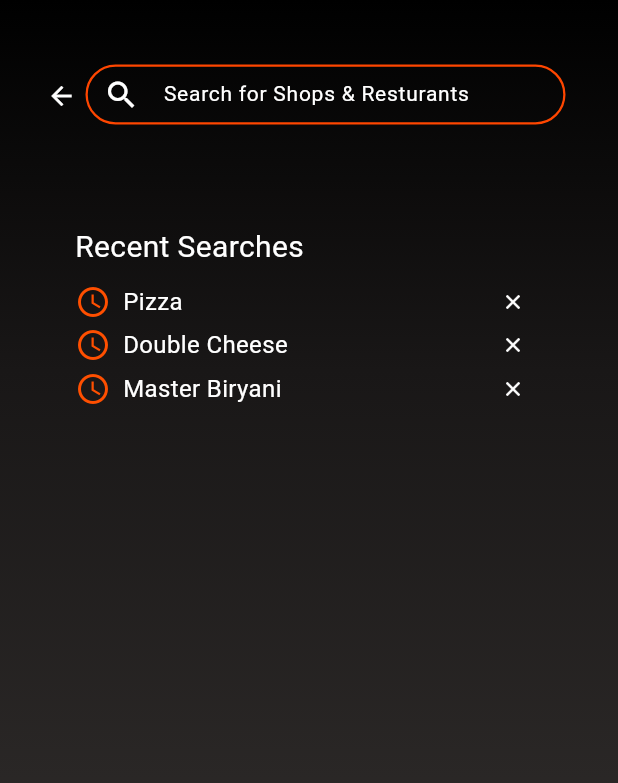
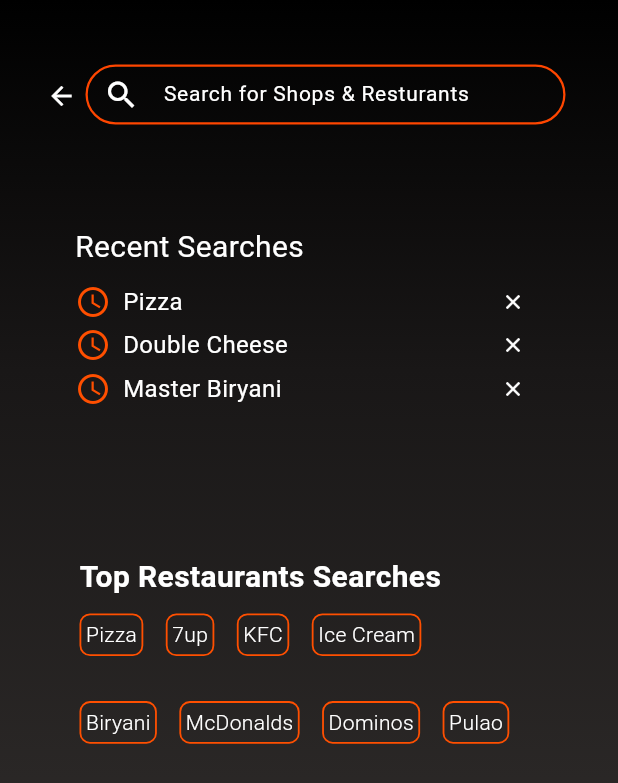
Before and after one commit to AbdullahUsman07/Flutter-Internship, a Flutter app: the SearchPage screen opened directly, on a phone screen of 412 x 824 dp. Shown: the top 783 px of the screen. Run offline on Flutter 3.47's test engine with Material 3 defaults, Android fonts, the phone set to English and light mode, and no system bars; our stand-ins replace google_fonts.

Commit message:
feat: search page completed & drawer widget added

```diff
--- a/day_3/lib/main.dart
+++ b/day_3/lib/main.dart
@@ -2,8 +2,9 @@
 
 
 
+
+import 'package:day_3/pages/home_page.dart';
 import 'package:day_3/pages/ladning_page.dart';
-import 'package:day_3/pages/search_page.dart';
 import 'package:flutter/material.dart';
 
 void main(){
--- a/day_3/lib/pages/search_page.dart
+++ b/day_3/lib/pages/search_page.dart
@@ -19,12 +19,16 @@ class SearchPage extends StatelessWidget {
               onPressed: () {
                 Navigator.pop(context);
               },
-              icon: Icon(Icons.arrow_back_sharp,color: Colors.white, size: 20), ),
+              icon: Icon(Icons.arrow_back_sharp, color: Colors.white, size: 20),
+            ),
           ),
           Positioned(
             top: 43,
             left: 57,
-            child: CustomSearchBar(searchController: _searchController, color: Color.fromRGBO(255, 70, 0, 1),),
+            child: CustomSearchBar(
+              searchController: _searchController,
+              color: Color.fromRGBO(255, 70, 0, 1),
+            ),
           ),
           Positioned(
             top: 150,
@@ -36,40 +40,100 @@ class SearchPage extends StatelessWidget {
                 mainAxisAlignment: MainAxisAlignment.start,
                 crossAxisAlignment: CrossAxisAlignment.start,
                 children: [
-                  Text('Recent Searches', style: TextStyle(color: Colors.white, fontSize: 20)),
+                  Text(
+                    'Recent Searches',
+                    style: TextStyle(color: Colors.white, fontSize: 20),
+                  ),
                   const SizedBox(height: 10),
                   RecentSearch(title: 'Pizza'),
                   const SizedBox(height: 5),
                   RecentSearch(title: 'Double Cheese'),
                   const SizedBox(height: 5),
                   RecentSearch(title: 'Master Biryani'),
-
                 ],
               ),
-            ))
+            ),
+          ),
+          Positioned(
+            top: 370,
+            left: 53,
+            child: Container(
+              height: 170,
+              width: 320,
+              //color: Colors.yellow,
+              child: Column(
+                mainAxisAlignment: MainAxisAlignment.start,
+                crossAxisAlignment: CrossAxisAlignment.start,
+                children: [
+                  Text(
+                    'Top Restaurants Searches',
+                    style: TextStyle(fontSize: 20, fontWeight: FontWeight.w600, color: Colors.white),
+                  ),
+                  const SizedBox(height: 10,),
+                  Row(
+                    children: [
+                      topRestaurantName(name: 'Pizza'),
+                      const SizedBox(width: 15,),
+                      topRestaurantName(name: '7up'),
+                      const SizedBox(width: 15,),
+                      topRestaurantName(name: 'KFC'),
+                      const SizedBox(width: 15,),
+                      topRestaurantName(name: 'Ice Cream'),
+                    ],
+                  ),
+                  const SizedBox(height: 30,),
+                  Row(
+                    children: [
+                      topRestaurantName(name: 'Biryani'),
+                      const SizedBox(width: 15,),
+                      topRestaurantName(name: 'McDonalds'),
+                      const SizedBox(width: 15,),
+                      topRestaurantName(name: 'Dominos'),
+                      const SizedBox(width: 15,),
+                      topRestaurantName(name: 'Pulao'),
+                    ],
+                  ),
+                ],
+              ),
+            ),
+          ),
         ],
       ),
     );
   }
+
+  Container topRestaurantName({String? name}) {
+    return Container(
+                      padding: EdgeInsets.all(3),
+                      decoration: BoxDecoration(
+                        borderRadius: BorderRadius.circular(7),
+                        border: Border.all(color: Color.fromRGBO(255, 79, 0, 1), width: 1.2),
+                        color: Colors.transparent
+                      ),
+                      child: Text(name ?? '', style: TextStyle(color: Colors.white, fontSize: 14, fontWeight: FontWeight.w300)),
+                    );
+  }
 }
 
 class RecentSearch extends StatelessWidget {
-  const RecentSearch({
-    super.key,
-    required this.title,
-  });
+  const RecentSearch({super.key, required this.title});
 
   final String title;
 
   @override
   Widget build(BuildContext context) {
-    return Row(children: [
-      Icon(Icons.access_time_outlined, color: Color.fromRGBO(255, 79, 0, 1)),
-      SizedBox(width: 8),
-      Expanded(
-        child: Text(title, style: TextStyle(color: Colors.white, fontSize: 16)),
-      ),
-      Icon(Icons.close, color: Colors.white, size: 16),
-    ],);
+    return Row(
+      children: [
+        Icon(Icons.access_time_outlined, color: Color.fromRGBO(255, 79, 0, 1)),
+        SizedBox(width: 8),
+        Expanded(
+          child: Text(
+            title,
+            style: TextStyle(color: Colors.white, fontSize: 16),
+          ),
+        ),
+        Icon(Icons.close, color: Colors.white, size: 16),
+      ],
+    );
   }
 }
```
Also changed, not shown: day_3/lib/pages/home_page.dart (+69 -19 lines), day_3/lib/widgets/drawer_widget.dart (added, +76 -0 lines), day_3/lib/widgets/icon_text._widget.dart (added, +12 -0 lines), day_3/assets/vectors/discount.png (added), day_3/assets/vectors/help.png (added), day_3/assets/vectors/prof.png (added), day_3/assets/vectors/voucher.png (added), day_3/lib/pages/cart_page.dart (line endings or trailing spaces), day_3/lib/usage_example.dart (deleted).
